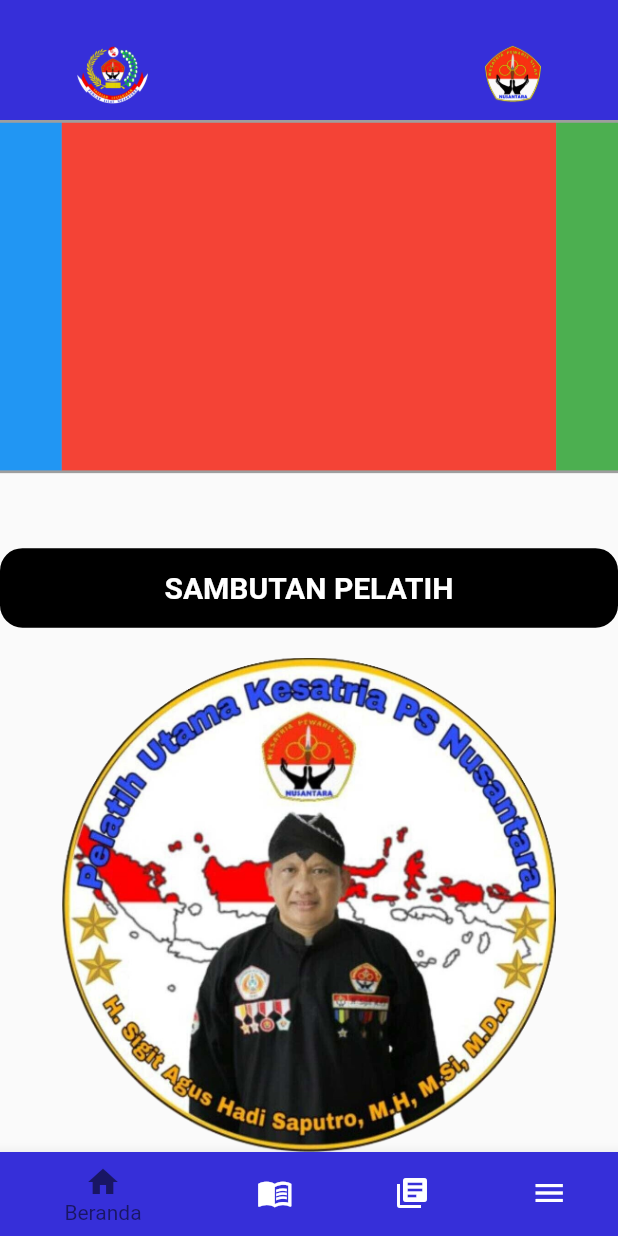
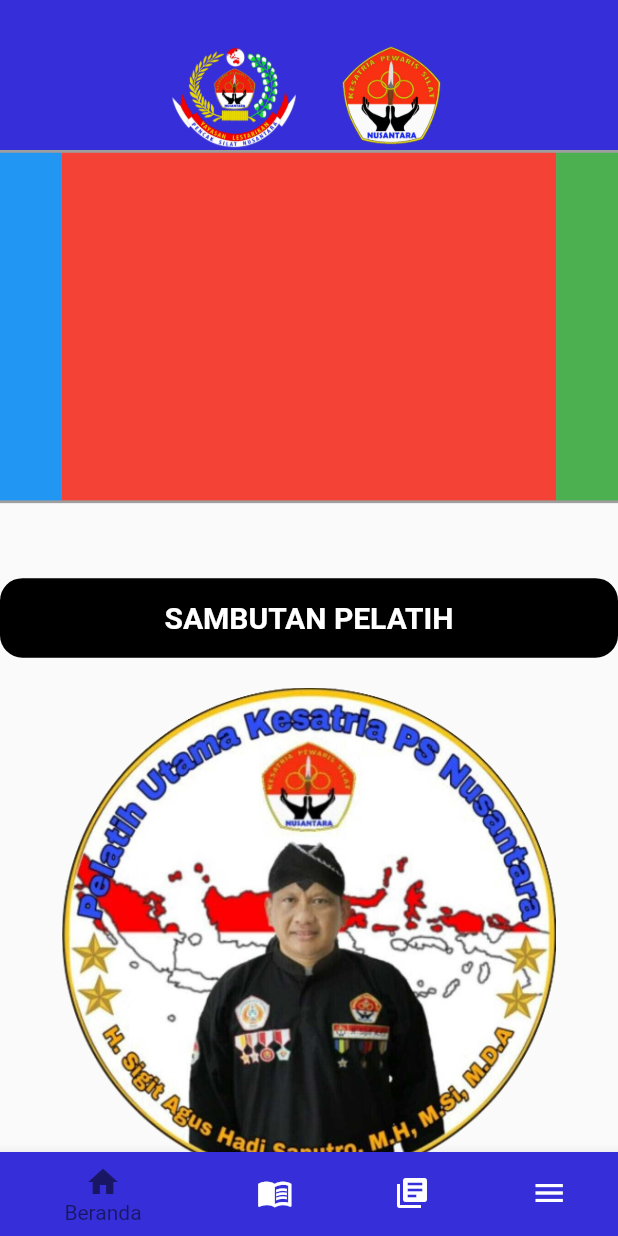
Before and after one commit to reonm4tcha/kps_nusantara_app, a Flutter app: the screen it shows after launch, on a phone screen of 412 x 824 dp. Run offline on Flutter 3.47's test engine with Material 2 defaults, Android fonts, the phone set to English and light mode, and no system bars; drawn by our look-alikes of carousel_slider; our stand-ins replace chewie, video_player; missing offline and left inert: syncfusion_flutter_pdfviewer.

Commit message:
ubah tampilan beranda1

```diff
--- a/lib/screen/Beranda.dart
+++ b/lib/screen/Beranda.dart
@@ -17,29 +17,35 @@
   Widget build(BuildContext context) {
     return Scaffold(
       appBar: PreferredSize(
-        preferredSize: Size.fromHeight(80),
+        preferredSize: Size.fromHeight(100),
         child: AppBar(
             backgroundColor: Color(0xff362FD9),
             flexibleSpace: Padding(
-            padding: EdgeInsets.only(top: 30, left: 40, right: 40, bottom: 10),
+              padding: EdgeInsets.only(top: 30, left: 40, right: 40,),
+              child: Center(
                 child: Row(
-              mainAxisAlignment: MainAxisAlignment.spaceBetween,
+                  mainAxisAlignment: MainAxisAlignment.center,
                   children: [
                     Image.asset(
                       'assets/image/Yayasan.png',
-                  height: 70,
-                  width: 70,
+                      height: 90,
+                      width: 90,
+                    ),
+                    Container(
+                      width: 20,
                     ),
                     Image.asset(
                       'assets/image/Perguruan.png',
-                  height: 60,
-                  width: 60,
+                      height: 80,
+                      width: 80,
                     ),
                   ],
                 ),
               ),
             ),
           ),
+      ),
+
       body: ListView(
         children: [
           //geser gambar
@@ -114,10 +120,6 @@
               textAlign: TextAlign.justify,
             ),
           ),
-          const Divider(
-            height: 5,
-            color: Colors.black,
-          ),
 
           //Ikrar Pelatih
           Container(
@@ -180,10 +182,6 @@
               style: const TextStyle(fontSize: 16, fontWeight: FontWeight.w600),
             ),
           ),
-          const Divider(
-            height: 5,
-            color: Colors.black,
-          ),
 
           //Moto pelatih
           Container(
@@ -217,10 +215,6 @@
                     const TextStyle(fontSize: 16, fontWeight: FontWeight.w600),
               ),
             ),
-          ),
-          const Divider(
-            height: 5,
-            color: Colors.black,
           ),
 
           //Sejarah Singkat
@@ -406,13 +400,6 @@
               ],
             ),
           ),
-          const Divider(
-            height: 5,
-            color: Colors.black,
-          ),
-          Container(
-            height: 20,
-          )
         ],
       ),
     );
```
Lines whose indentation alone changed are shown as unchanged.
